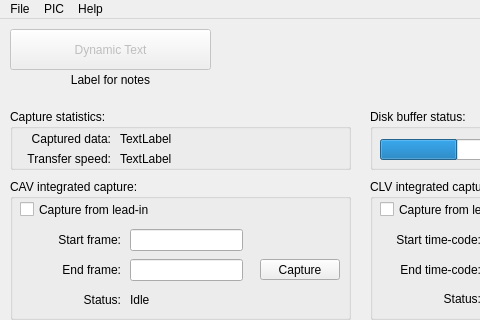
The window that Linux-Application/DomesdayDuplicator/mainwindow.ui (simoninns/DomesdayDuplicator-gui-app) describes before a commit, drawn with Qt 5; both pictures show x 0 to 480 and y 0 to 320 of the 720 by 420 pixel window.
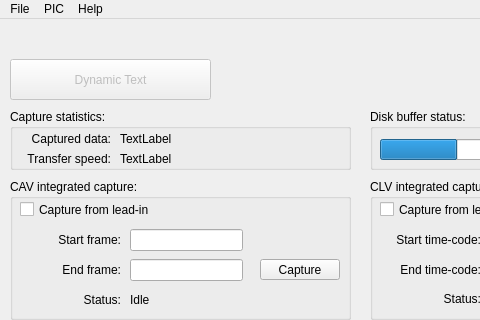
The same window after the commit. Icons and pictures are not drawn.

Commit message: Added PIC status information for #7, improved overall user feedback using capture button text

Diff of the .ui file:
```diff
--- a/Linux-Application/DomesdayDuplicator/mainwindow.ui
+++ b/Linux-Application/DomesdayDuplicator/mainwindow.ui
@@ -451,7 +451,7 @@
     <property name="geometry">
      <rect>
       <x>10</x>
-      <y>10</y>
+      <y>40</y>
       <width>201</width>
       <height>41</height>
      </rect>
@@ -488,22 +488,6 @@
      <pixmap resource="images.qrc">:/logos/Graphics/Domesday Duplicator logo colour 150px.png</pixmap>
     </property>
    </widget>
-   <widget class="QLabel" name="userNoteLabel">
-    <property name="geometry">
-     <rect>
-      <x>10</x>
-      <y>50</y>
-      <width>201</width>
-      <height>21</height>
-     </rect>
-    </property>
-    <property name="text">
-     <string>Label for notes</string>
-    </property>
-    <property name="alignment">
-     <set>Qt::AlignCenter</set>
-    </property>
-   </widget>
    <zorder>captureGroupBox</zorder>
    <zorder>diskGroupBox</zorder>
    <zorder>testModeGroupBox</zorder>
```
Left out of the diff: 1 changed line with no effect on the pictures. The commit also changes 1 other file.
